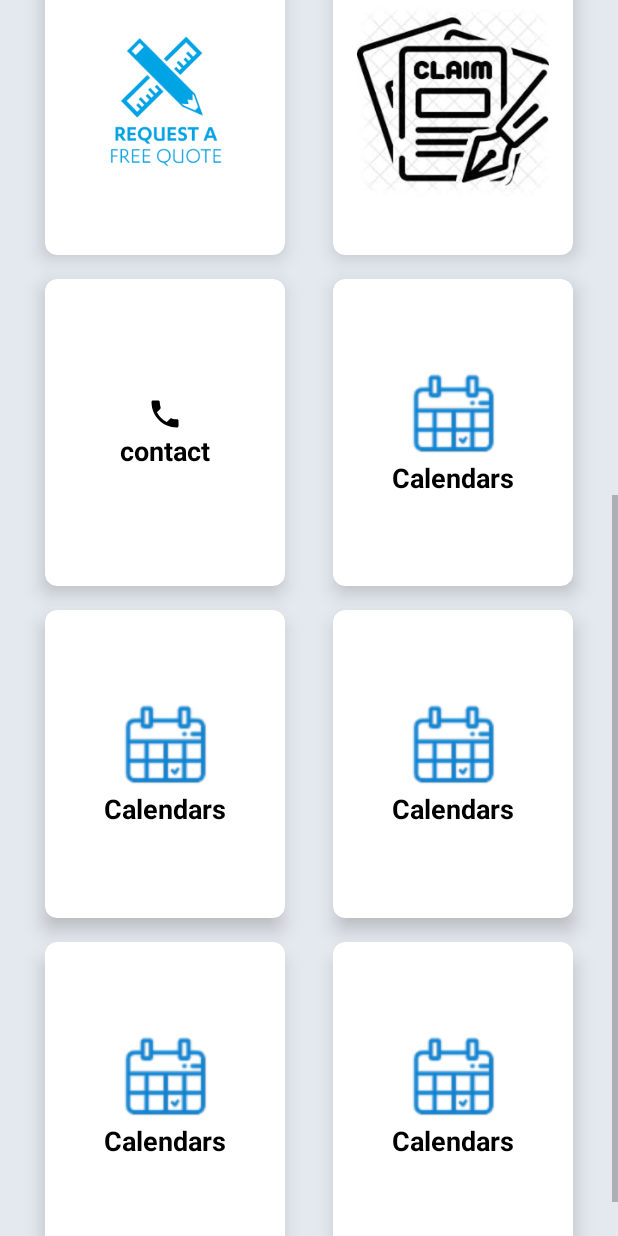
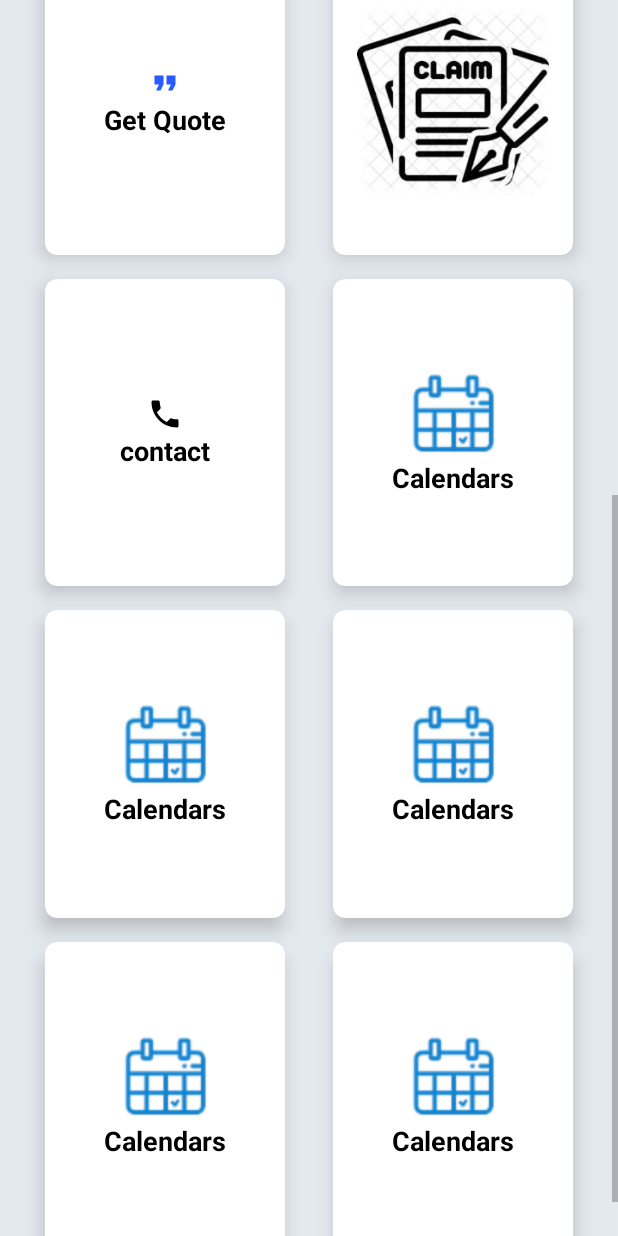
Before and after one commit to munene04/insurance, an Android app: the screen it shows after launch (MainActivity), scrolled down 576 dp, on a phone screen of 412 x 824 dp. Run offline under Robolectric (Android 15) with nearby library versions, the phone set to English and light mode, and no system bars.

Commit message:
Added quote and schedule appointment

```diff
--- /dev/null
+++ b/app/src/main/res/drawable/ic_format_quote_black_24dp.xml
@@ -0,0 +1,5 @@
+<vector android:height="24dp" android:tint="#275AFF"
+    android:viewportHeight="24.0" android:viewportWidth="24.0"
+    android:width="24dp" xmlns:android="http://schemas.android.com/apk/res/android">
+    <path android:fillColor="#FF000000" android:pathData="M6,17h3l2,-4L11,7L5,7v6h3zM14,17h3l2,-4L19,7h-6v6h3z"/>
+</vector>
--- /dev/null
+++ b/app/src/main/res/drawable/ic_schedule_black_24dp.xml
@@ -0,0 +1,5 @@
+<vector android:height="24dp" android:tint="#275AFF"
+    android:viewportHeight="24.0" android:viewportWidth="24.0"
+    android:width="24dp" xmlns:android="http://schemas.android.com/apk/res/android">
+    <path android:fillColor="#FF000000" android:pathData="M11.99,2C6.47,2 2,6.48 2,12s4.47,10 9.99,10C17.52,22 22,17.52 22,12S17.52,2 11.99,2zM12,20c-4.42,0 -8,-3.58 -8,-8s3.58,-8 8,-8 8,3.58 8,8 -3.58,8 -8,8zM12.5,7L11,7v6l5.25,3.15 0.75,-1.23 -4.5,-2.67z"/>
+</vector>
--- a/app/src/main/res/layout/content_main.xml
+++ b/app/src/main/res/layout/content_main.xml
@@ -106,12 +106,12 @@
                         android:layout_width="wrap_content"
                         android:layout_height="wrap_content"
                         android:layout_gravity="center_horizontal"
-                        android:src="@drawable/apointment" />
+                        android:src="@drawable/ic_schedule_black_24dp" />
 
                     <TextView
                         android:layout_width="wrap_content"
                         android:layout_height="wrap_content"
-                        android:text="appointment"
+                        android:text="Schedule appointment"
                         android:textAlignment="center"
                         android:textColor="@android:color/black"
                         android:textSize="18sp"
@@ -227,7 +227,7 @@
                         android:layout_width="wrap_content"
                         android:layout_height="wrap_content"
                         android:layout_gravity="center_horizontal"
-                        android:src="@drawable/quote" />
+                        android:src="@drawable/ic_format_quote_black_24dp" />
 
                     <TextView
                         android:layout_width="wrap_content"
```
Also changed, not shown: app/src/main/res/drawable/apointment.png (deleted), app/src/main/res/drawable/quote.png (deleted).
